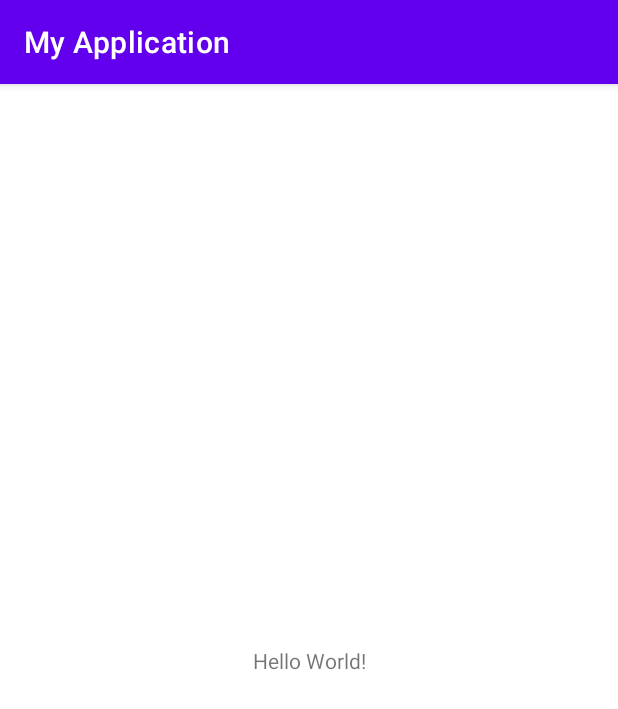
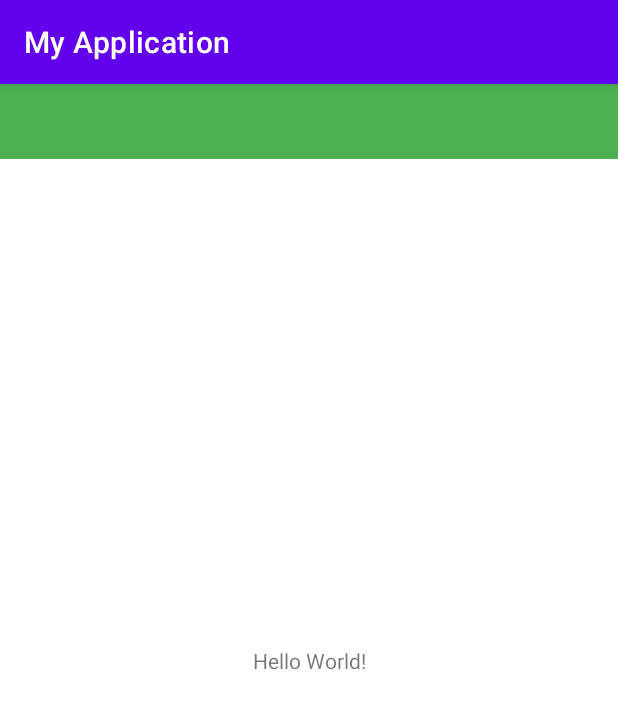
Before and after one commit to SrockNiper/smart-glasses-projekt, an Android app: the screen it shows after launch (MainActivity), on a phone screen of 412 x 824 dp. Shown: the top 709 px of the screen. Run offline under Robolectric (Android 15) with nearby library versions, the phone set to English and light mode, and no system bars.

Commit message:
pridani layoutu

```diff
--- a/aplikace/app/src/main/res/layout/activity_main.xml
+++ b/aplikace/app/src/main/res/layout/activity_main.xml
@@ -7,6 +7,7 @@
     tools:context=".MainActivity">
 
     <TextView
+        android:id="@+id/textView"
         android:layout_width="wrap_content"
         android:layout_height="wrap_content"
         android:text="Hello World!"
@@ -15,4 +16,16 @@
         app:layout_constraintStart_toStartOf="parent"
         app:layout_constraintTop_toTopOf="parent" />
 
+    <LinearLayout
+        android:id="@+id/layouttop"
+        android:layout_width="match_parent"
+        android:layout_height="50dp"
+        android:background="#4CAF50"
+        android:orientation="vertical"
+        app:layout_constraintEnd_toEndOf="parent"
+        app:layout_constraintStart_toStartOf="parent"
+        app:layout_constraintTop_toTopOf="parent"
+        app:layout_editor_absoluteX="0dp"
+        app:layout_editor_absoluteY="0dp"></LinearLayout>
+
 </androidx.constraintlayout.widget.ConstraintLayout>
```
